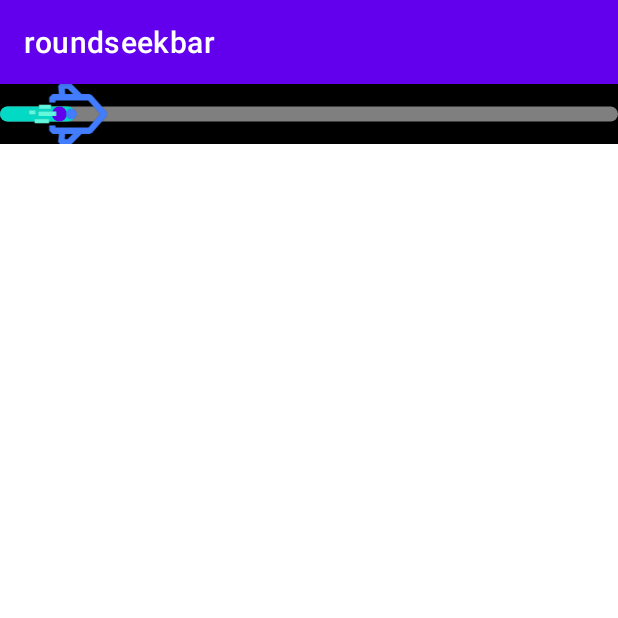
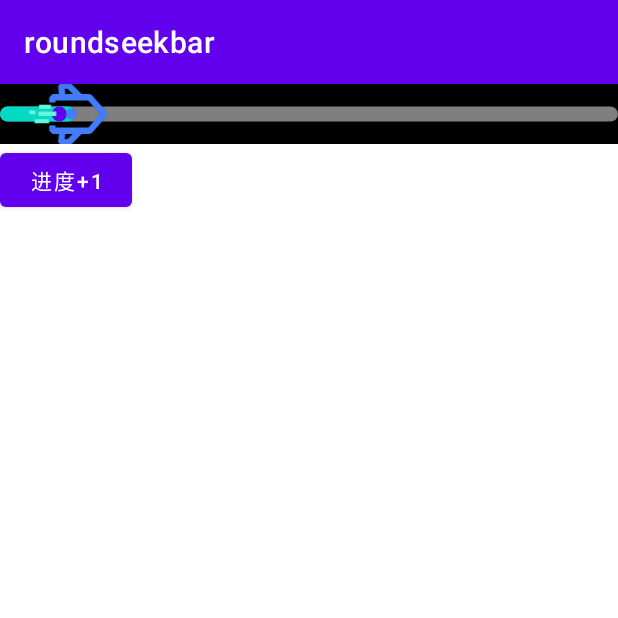
Before and after one commit to ch1024/NodeProgressView, an Android app: the screen it shows after launch (MainActivity), on a phone screen of 412 x 824 dp, the top half of it. Run offline under Robolectric (Android 15) with nearby library versions, the phone set to English and light mode, and no system bars.

Commit message:
add:加入对外Api,完成日常需求

```diff
--- a/app/src/main/java/com/chen/myapplication/MainActivity.java
+++ b/app/src/main/java/com/chen/myapplication/MainActivity.java
@@ -4,6 +4,7 @@ import androidx.appcompat.app.AppCompatActivity;
 
 import android.os.Bundle;
 import android.util.Log;
+import android.view.View;
 
 import java.util.ArrayList;
 
@@ -44,5 +45,13 @@ public class MainActivity extends AppCompatActivity {
 //        list.add(800);
 //        list.add(1000);
         roundSeekBar.setNode(list);
+
+
+        findViewById(R.id.seek_add).setOnClickListener(new View.OnClickListener() {
+            @Override
+            public void onClick(View view) {
+                roundSeekBar.setProgress(roundSeekBar.getProgress()+1);
+            }
+        });
     }
 }
--- a/app/src/main/java/com/chen/myapplication/RoundSeekBar.java
+++ b/app/src/main/java/com/chen/myapplication/RoundSeekBar.java
@@ -414,7 +414,14 @@ public class RoundSeekBar extends View {
      * 设置进度
      */
     public void setProgress(int progress){
+        if (progress>maxProgress) return;
         currentProgress=progress;
         postInvalidate();
     }
+    /**
+     * 获取进度
+     */
+    public int getProgress(){
+        return currentProgress;
+    }
 }
--- a/app/src/main/res/layout/activity_main.xml
+++ b/app/src/main/res/layout/activity_main.xml
@@ -1,7 +1,8 @@
 <?xml version="1.0" encoding="utf-8"?>
-<androidx.constraintlayout.widget.ConstraintLayout xmlns:android="http://schemas.android.com/apk/res/android"
+<LinearLayout xmlns:android="http://schemas.android.com/apk/res/android"
     xmlns:app="http://schemas.android.com/apk/res-auto"
     xmlns:tools="http://schemas.android.com/tools"
+    android:orientation="vertical"
     android:layout_width="match_parent"
     android:layout_height="match_parent"
     tools:context=".MainActivity">
@@ -22,7 +23,13 @@
         app:seek_backgroundRadius="true"
         android:background="@color/black"
         android:layout_width="match_parent"
-        android:layout_height="40dp"
-        tools:ignore="MissingConstraints" />
+        android:layout_height="40dp" />
 
-</androidx.constraintlayout.widget.ConstraintLayout>
+
+    <Button
+        android:id="@+id/seek_add"
+        android:text="进度+1"
+        android:layout_width="wrap_content"
+        android:layout_height="wrap_content"/>
+
+</LinearLayout>
```
Also changed, not shown: 1 other file.
